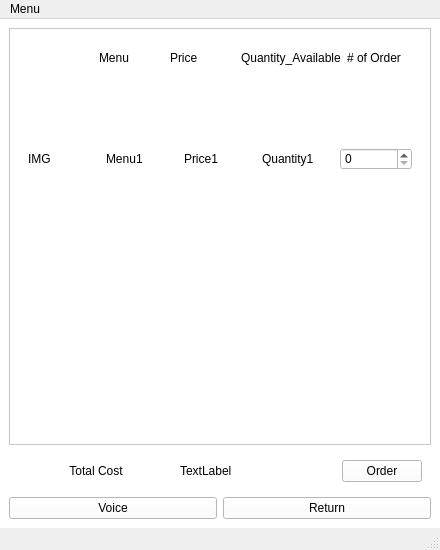
The window that ui/Menu_UI.ui (korjwl1/ee613_team_proejct) describes before a commit, drawn with Qt 5.
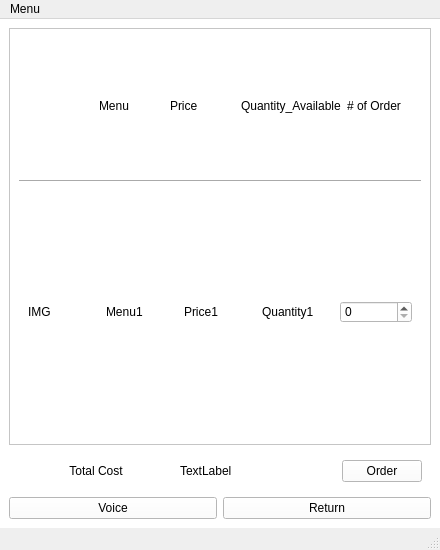
The same window after the commit.

What changed in the file:
```diff
--- a/ui/Menu_UI.ui
+++ b/ui/Menu_UI.ui
@@ -35,7 +35,7 @@
          <height>400</height>
         </rect>
        </property>
-       <layout class="QVBoxLayout" name="verticalLayout_2" stretch="0,0,0">
+       <layout class="QVBoxLayout" name="verticalLayout_2" stretch="0,0,1">
         <property name="sizeConstraint">
          <enum>QLayout::SetDefaultConstraint</enum>
         </property>
@@ -92,6 +92,13 @@
           </layout>
          </widget>
         </item>
+        <item>
+         <widget class="Line" name="line">
+          <property name="orientation">
+           <enum>Qt::Horizontal</enum>
+          </property>
+         </widget>
+        </item>
         <item>
          <widget class="QWidget" name="horizontalWidget" native="true">
           <property name="minimumSize">
@@ -106,7 +113,7 @@
             <height>150</height>
            </size>
           </property>
-          <layout class="QHBoxLayout" name="horizontalLayout_2">
+          <layout class="QHBoxLayout" name="horizontalLayout_2" stretch="0,0,0,0,0">
            <item>
             <widget class="QLabel" name="label_6">
              <property name="text">
@@ -141,19 +148,6 @@
           </layout>
          </widget>
         </item>
-        <item>
-         <spacer name="verticalSpacer">
-          <property name="orientation">
-           <enum>Qt::Vertical</enum>
-          </property>
-          <property name="sizeHint" stdset="0">
-           <size>
-            <width>20</width>
-            <height>40</height>
-           </size>
-          </property>
-         </spacer>
-        </item>
        </layout>
       </widget>
      </widget>
```
Left out of the diff: 2 changed lines with no effect on the pictures.
